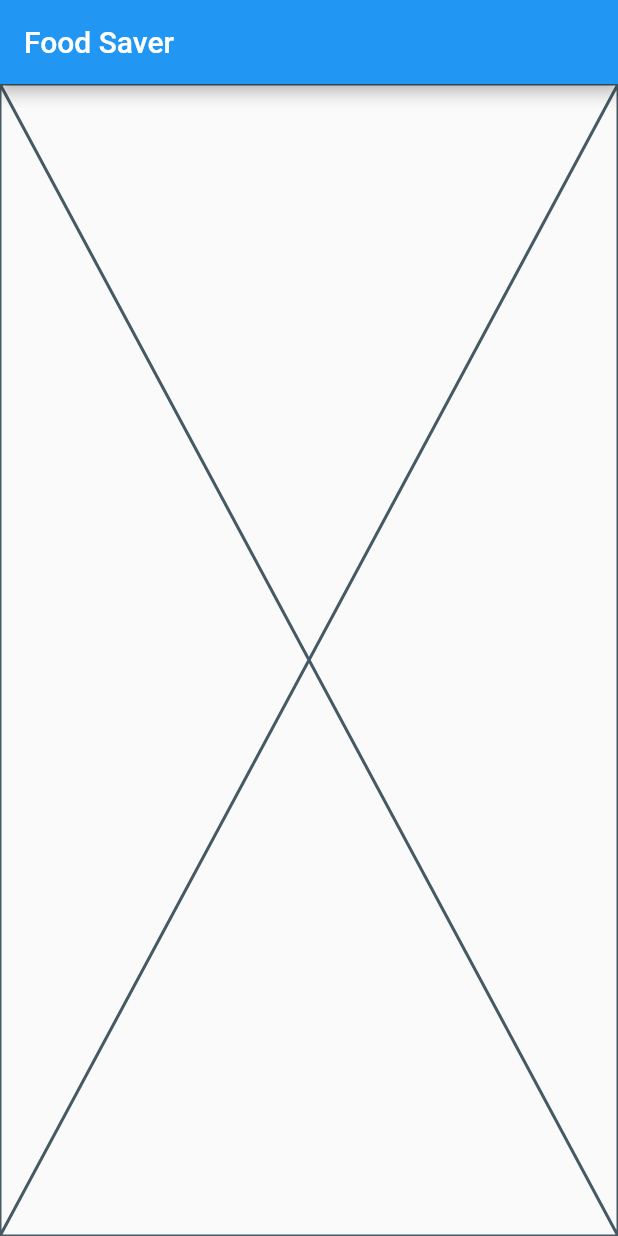
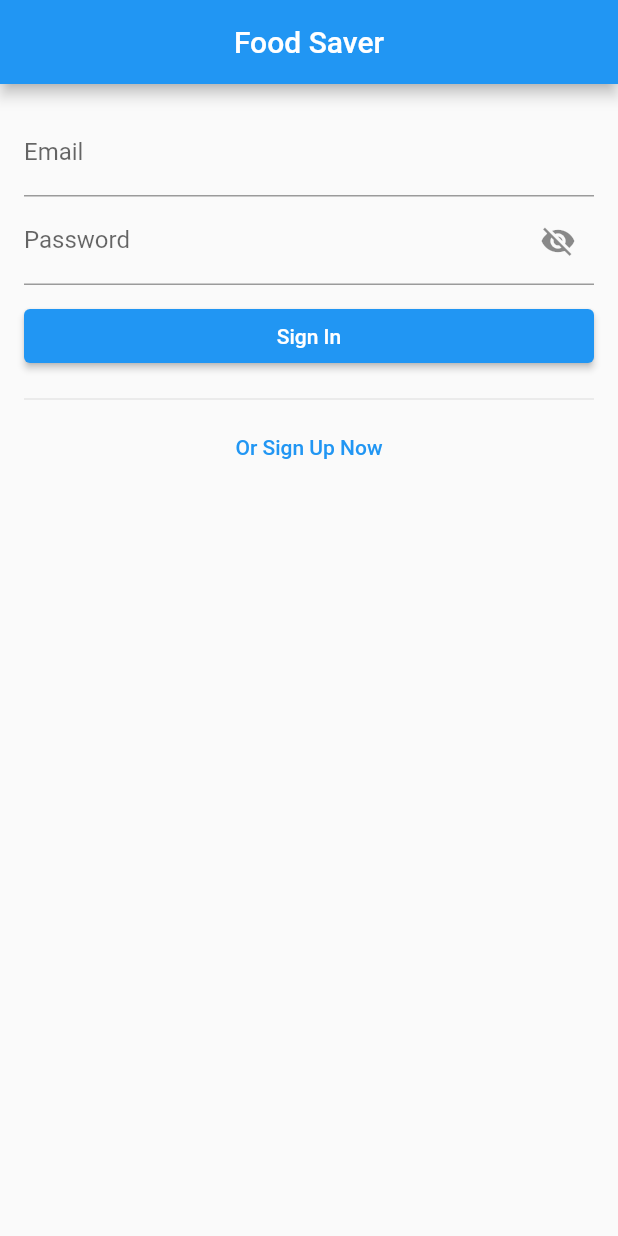
Before and after one commit to CaLouro/foodsaver-capstone, a Flutter app: the screen it shows after launch, on a phone screen of 412 x 824 dp. Run offline on Flutter 3.47's test engine with Material 2 defaults, Android fonts, the phone set to English and light mode, and no system bars; drawn by our look-alikes of flutter_form_builder, rounded_loading_button; our stand-ins replace firebase_auth, firebase_core, form_builder_validators, get; accounts and stored records are empty.

Commit message:
Created sign in and sign out pages

```diff
--- /dev/null
+++ b/FoodSaverMobileApp/lib/application/controllers/login_controller.dart
@@ -0,0 +1,53 @@
+import 'dart:async';
+
+import 'package:flutter/widgets.dart';
+import 'package:flutter_form_builder/flutter_form_builder.dart';
+import 'package:get/get.dart';
+import 'package:rounded_loading_button/rounded_loading_button.dart';
+
+import '../services/auth_service_interface.dart';
+
+class LoginController extends GetxController {
+  final GlobalKey<FormBuilderState> formKey = GlobalKey();
+
+  final RoundedLoadingButtonController buttonController =
+      RoundedLoadingButtonController();
+
+  @override
+  void onReady() {
+    if (Get.find<IAuthService>().isLoggedIn()) {
+      Get.offAllNamed('/home');
+    }
+  }
+
+  Future<void> submitLogin() async {
+    if (formKey.currentState?.saveAndValidate() ?? false) {
+      try {
+        _commitSignIn(formKey.currentState!.value);
+        buttonController.success();
+        Timer(const Duration(seconds: 1), () => Get.offAllNamed('/home'));
+      } on Exception catch (_) {
+        _showButtonError();
+        Get.snackbar('Error', 'Something went wrong. Please try again.');
+      }
+    } else {
+      _showButtonError();
+    }
+  }
+
+  Future<void> goToSignUp() async {
+    Get.toNamed('/register');
+  }
+
+  Future<void> _commitSignIn(Map<String, dynamic> values) {
+    final email = values['email'];
+    final password = values['password'];
+
+    return Get.find<IAuthService>().signIn(email, password);
+  }
+
+  void _showButtonError() {
+    buttonController.error();
+    Timer(const Duration(seconds: 1), () => buttonController.reset());
+  }
+}
--- /dev/null
+++ b/FoodSaverMobileApp/lib/application/core/app_bindings.dart
@@ -0,0 +1,11 @@
+import 'package:get/get.dart';
+
+import '../../services/auth_service.dart';
+import '../services/auth_service_interface.dart';
+
+class AppBindings extends Bindings {
+  @override
+  void dependencies() {
+    Get.put<IAuthService>(AuthService());
+  }
+}
--- /dev/null
+++ b/FoodSaverMobileApp/lib/application/core/app_navigation.dart
@@ -0,0 +1,15 @@
+import 'package:get/get.dart';
+
+import '../../view/pages/home_page.dart';
+import '../../view/pages/login_page.dart';
+import '../../view/pages/register_page.dart';
+
+abstract class AppNavigation {
+  static String get initialPath => '/login';
+
+  static List<GetPage> get pages => [
+        GetPage(name: '/login', page: () => const LoginPage()),
+        GetPage(name: '/register', page: () => const RegisterPage()),
+        GetPage(name: '/home', page: () => const HomePage()),
+      ];
+}
--- a/FoodSaverMobileApp/lib/application/core/app_widget.dart
+++ b/FoodSaverMobileApp/lib/application/core/app_widget.dart
@@ -1,16 +1,20 @@
 import 'package:flutter/material.dart';
 import 'package:get/get.dart';
 
-import '../../view/pages/login_page.dart';
+import 'app_bindings.dart';
+import 'app_navigation.dart';
 
 class AppWidget extends StatelessWidget {
   const AppWidget({Key? key}) : super(key: key);
 
   @override
   Widget build(BuildContext context) {
-    return const GetMaterialApp(
+    return GetMaterialApp(
       title: 'Food Saver',
-      home: LoginPage(),
+      locale: const Locale('en', 'CA'),
+      initialBinding: AppBindings(),
+      initialRoute: AppNavigation.initialPath,
+      getPages: AppNavigation.pages,
     );
   }
 }
--- /dev/null
+++ b/FoodSaverMobileApp/lib/application/exception/user_exceptions.dart
@@ -0,0 +1,5 @@
+class InvalidEmailException implements Exception {}
+
+class InvalidPasswordException implements Exception {}
+
+class InvalidUsernameException implements Exception {}
--- /dev/null
+++ b/FoodSaverMobileApp/lib/application/services/auth_service_interface.dart
@@ -0,0 +1,9 @@
+abstract class IAuthService {
+  bool isLoggedIn();
+  String getUserUid();
+  String getUserDisplayName();
+  Future<void> signOut();
+  Future<void> anonymousSignIn();
+  Future<void> signUp(String email, String password, {String? username});
+  Future<void> signIn(String email, String password);
+}
--- /dev/null
+++ b/FoodSaverMobileApp/lib/application/validators/custom_validations.dart
@@ -0,0 +1,47 @@
+import 'package:flutter/widgets.dart';
+import 'package:get/get.dart';
+
+abstract class CustomValidations {
+  static const String _passwordRegex =
+      r'^(?=.*[a-z])(?=.*[A-Z])(?=.*\d)[a-zA-Z\d]{6,128}$';
+
+  static const int passwordMinLength = 6;
+  static const int passwordMaxLength = 128;
+
+  static FormFieldValidator<T> username<T>({String? errorText}) {
+    return (T? valueCandidate) {
+      if (valueCandidate == null ||
+          valueCandidate is! String ||
+          !GetUtils.isUsername(valueCandidate)) {
+        return errorText ?? 'Value is not a valid username.';
+      }
+      return null;
+    };
+  }
+
+  static FormFieldValidator<String> password({String? errorText}) {
+    return (String? valueCandidate) {
+      if (valueCandidate == null ||
+          !RegExp(_passwordRegex).hasMatch(valueCandidate)) {
+        return errorText ?? 'Value is not a valid password';
+      }
+      return null;
+    };
+  }
+
+  static FormFieldValidator<T> passwordMatch<T>(
+    T? Function() getter, {
+    String? errorText,
+  }) {
+    return (T? valueCandidate) {
+      final other = getter();
+      if (valueCandidate == null ||
+          other == null ||
+          valueCandidate.runtimeType != other.runtimeType ||
+          valueCandidate != other) {
+        return errorText ?? 'Value does not match.';
+      }
+      return null;
+    };
+  }
+}
--- /dev/null
+++ b/FoodSaverMobileApp/lib/services/auth_service.dart
@@ -0,0 +1,74 @@
+import 'package:firebase_auth/firebase_auth.dart';
+import 'package:get/get.dart';
+
+import '../application/exception/auth_exception.dart';
+import '../application/services/auth_service_interface.dart';
+
+class AuthService extends GetxService implements IAuthService {
+  FirebaseAuth get _auth => FirebaseAuth.instance;
+
+  @override
+  bool isLoggedIn() => _auth.currentUser != null;
+
+  @override
+  String getUserUid() {
+    final userUid = _auth.currentUser?.uid;
+    if (userUid == null) {
+      throw UserUnauthenticatedException();
+    }
+
+    return userUid;
+  }
+
+  @override
+  String getUserDisplayName() {
+    final displayName = _auth.currentUser?.displayName;
+    if (displayName == null) {
+      throw UserUnauthenticatedException();
+    }
+
+    return displayName;
+  }
+
+  @override
+  Future<void> signOut() async {
+    await _auth.signOut();
+  }
+
+  @override
+  Future<void> anonymousSignIn() async {
+    try {
+      await _auth.signInAnonymously();
+    } on FirebaseAuthException catch (exc) {
+      throw AuthException(exc);
+    }
+  }
+
+  @override
+  Future<void> signUp(String email, String password, {String? username}) async {
+    try {
+      final userCredentials = await _auth.createUserWithEmailAndPassword(
+        email: email,
+        password: password,
+      );
+
+      if (username != null) {
+        await userCredentials.user!.updateDisplayName(username);
+      }
+    } on FirebaseAuthException catch (exc) {
+      throw AuthException(exc);
+    }
+  }
+
+  @override
+  Future<void> signIn(String email, String password) async {
+    try {
+      await _auth.signInWithEmailAndPassword(
+        email: email,
+        password: password,
+      );
+    } on FirebaseAuthException catch (exc) {
+      throw AuthException(exc);
+    }
+  }
+}
--- a/FoodSaverMobileApp/lib/view/pages/login_page.dart
+++ b/FoodSaverMobileApp/lib/view/pages/login_page.dart
@@ -1,15 +1,53 @@
 import 'package:flutter/material.dart';
+import 'package:flutter_form_builder/flutter_form_builder.dart';
+import 'package:get/get.dart';
 
-class LoginPage extends StatelessWidget {
+import '../../application/controllers/login_controller.dart';
+import '../widgets/email_text_field.dart';
+import '../widgets/password_text_field.dart';
+import '../widgets/styled_rounded_loading_button.dart';
+
+class LoginPage extends StatefulWidget {
   const LoginPage({Key? key}) : super(key: key);
+
+  @override
+  State<LoginPage> createState() => _LoginPageState();
+}
+
+class _LoginPageState extends State<LoginPage> {
+  LoginController controller = Get.put(LoginController());
 
   @override
   Widget build(BuildContext context) {
     return Scaffold(
       appBar: AppBar(
         title: const Text('Food Saver'),
+        centerTitle: true,
       ),
-      body: const Placeholder(),
+      body: FormBuilder(
+        key: controller.formKey,
+        clearValueOnUnregister: false,
+        child: ListView(
+          padding: const EdgeInsets.all(16),
+          children: [
+            const EmailTextField('email'),
+            const PasswordTextField('password'),
+            Padding(
+              padding: const EdgeInsets.symmetric(vertical: 16),
+              child: StyledRoundedLoadingButton(
+                controller: controller.buttonController,
+                onPressed: controller.submitLogin,
+                child: const Text('Sign In'),
+              ),
+            ),
+            const Divider(),
+            TextButton(
+              onPressed: controller.goToSignUp,
+              child: const Text('Or Sign Up Now'),
+            ),
+          ],
+        ),
+      ),
     );
   }
 }
--- /dev/null
+++ b/FoodSaverMobileApp/lib/view/widgets/email_text_field.dart
@@ -0,0 +1,32 @@
+import 'package:flutter/material.dart';
+import 'package:flutter_form_builder/flutter_form_builder.dart';
+import 'package:form_builder_validators/form_builder_validators.dart';
+
+class EmailTextField extends StatelessWidget {
+  final String name;
+  final InputDecoration decoration;
+
+  const EmailTextField(
+    this.name, {
+    Key? key,
+    this.decoration = const InputDecoration(),
+  }) : super(key: key);
+
+  @override
+  Widget build(BuildContext context) {
+    return FormBuilderTextField(
+      name: name,
+      decoration: decoration.copyWith(
+        labelText: 'Email',
+        errorMaxLines: 2,
+        helperMaxLines: 3,
+      ),
+      validator: FormBuilderValidators.compose([
+        FormBuilderValidators.required(),
+        FormBuilderValidators.email(),
+      ]),
+      keyboardType: TextInputType.emailAddress,
+      autocorrect: true,
+    );
+  }
+}
--- /dev/null
+++ b/FoodSaverMobileApp/lib/view/widgets/password_text_field.dart
@@ -0,0 +1,55 @@
+import 'package:flutter/material.dart';
+import 'package:flutter_form_builder/flutter_form_builder.dart';
+import 'package:form_builder_validators/form_builder_validators.dart';
+
+import '../../application/validators/custom_validations.dart';
+import 'visibility_icon_button.dart';
+
+class PasswordTextField extends StatefulWidget {
+  final String name;
+  final InputDecoration decoration;
+
+  const PasswordTextField(
+    this.name, {
+    Key? key,
+    this.decoration = const InputDecoration(),
+  }) : super(key: key);
+
+  @override
+  State<PasswordTextField> createState() => _PasswordTextFieldState();
+}
+
+class _PasswordTextFieldState extends State<PasswordTextField> {
+  bool obscurePassword = true;
+
+  void togglePasswordObfuscation() {
+    setState(() {
+      obscurePassword = !obscurePassword;
+    });
+  }
+
+  @override
+  Widget build(BuildContext context) {
+    return FormBuilderTextField(
+      name: widget.name,
+      decoration: widget.decoration.copyWith(
+        labelText: 'Password',
+        suffixIcon: VisibilityIconButton(
+          obscure: obscurePassword,
+          onPressed: togglePasswordObfuscation,
+        ),
+        errorMaxLines: 2,
+        helperMaxLines: 3,
+      ),
+      validator: FormBuilderValidators.compose([
+        FormBuilderValidators.required(),
+        FormBuilderValidators.minLength(CustomValidations.passwordMinLength),
+        FormBuilderValidators.maxLength(CustomValidations.passwordMaxLength),
+        CustomValidations.password(),
+      ]),
+      obscureText: obscurePassword,
+      keyboardType: TextInputType.visiblePassword,
+      autocorrect: false,
+    );
+  }
+}
--- /dev/null
+++ b/FoodSaverMobileApp/lib/view/widgets/styled_rounded_loading_button.dart
@@ -0,0 +1,30 @@
+import 'package:flutter/material.dart';
+import 'package:rounded_loading_button/rounded_loading_button.dart';
+
+class StyledRoundedLoadingButton extends StatelessWidget {
+  final RoundedLoadingButtonController controller;
+  final VoidCallback onPressed;
+  final Widget child;
+
+  const StyledRoundedLoadingButton({
+    Key? key,
+    required this.controller,
+    required this.onPressed,
+    required this.child,
+  }) : super(key: key);
+
+  @override
+  Widget build(BuildContext context) {
+    return LayoutBuilder(builder: (context, constraints) {
+      return RoundedLoadingButton(
+        color: Theme.of(context).primaryColor,
+        borderRadius: 4,
+        height: 36,
+        width: constraints.maxWidth,
+        controller: controller,
+        onPressed: onPressed,
+        child: child,
+      );
+    });
+  }
+}
--- /dev/null
+++ b/FoodSaverMobileApp/lib/view/widgets/visibility_icon_button.dart
@@ -0,0 +1,22 @@
+import 'package:flutter/material.dart';
+
+class VisibilityIconButton extends StatelessWidget {
+  const VisibilityIconButton({
+    Key? key,
+    required this.obscure,
+    this.onPressed,
+  }) : super(key: key);
+
+  final bool obscure;
+  final VoidCallback? onPressed;
+
+  @override
+  Widget build(BuildContext context) {
+    return IconButton(
+      onPressed: onPressed,
+      icon: Icon(
+        obscure ? Icons.visibility_off : Icons.visibility,
+      ),
+    );
+  }
+}
--- a/FoodSaverMobileApp/pubspec.yaml
+++ b/FoodSaverMobileApp/pubspec.yaml
@@ -13,7 +13,10 @@ dependencies:
   firebase_core: ^2.5.0
   flutter:
     sdk: flutter
+  flutter_form_builder: ^7.7.0
+  form_builder_validators: ^8.4.0
   get: ^4.6.5
+  rounded_loading_button: ^2.1.0
 
 dev_dependencies:
   flutter_test:
```
Also changed, not shown: FoodSaverMobileApp/lib/application/controllers/register_controller.dart (added, +46 -0 lines), FoodSaverMobileApp/lib/application/exception/auth_exception.dart (added, +12 -0 lines), FoodSaverMobileApp/lib/view/pages/home_page.dart (added, +27 -0 lines), FoodSaverMobileApp/lib/view/pages/register_page.dart (added, +73 -0 lines), FoodSaverMobileApp/lib/view/widgets/password_match_text_field.dart (added, +62 -0 lines), FoodSaverMobileApp/pubspec.lock.
